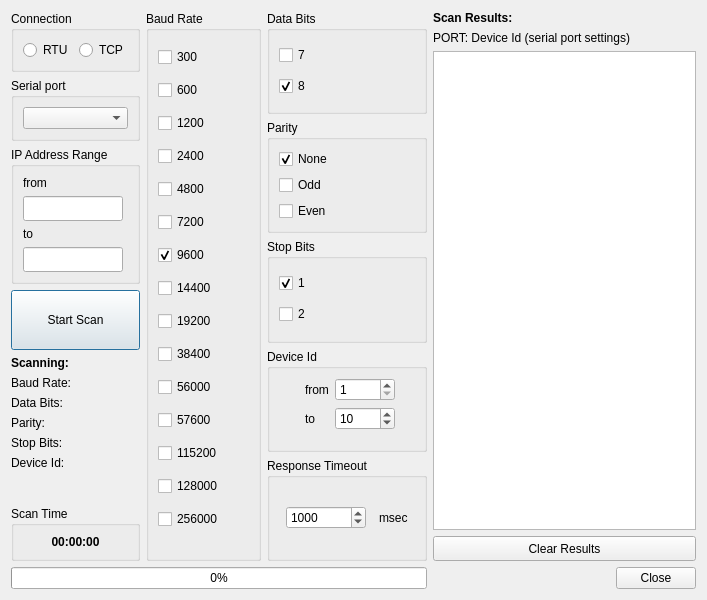
First picture: the form in omodscan/dialogs/dialogmodbusscanner.ui, repository sanny32/OpenModScan, before the edit.
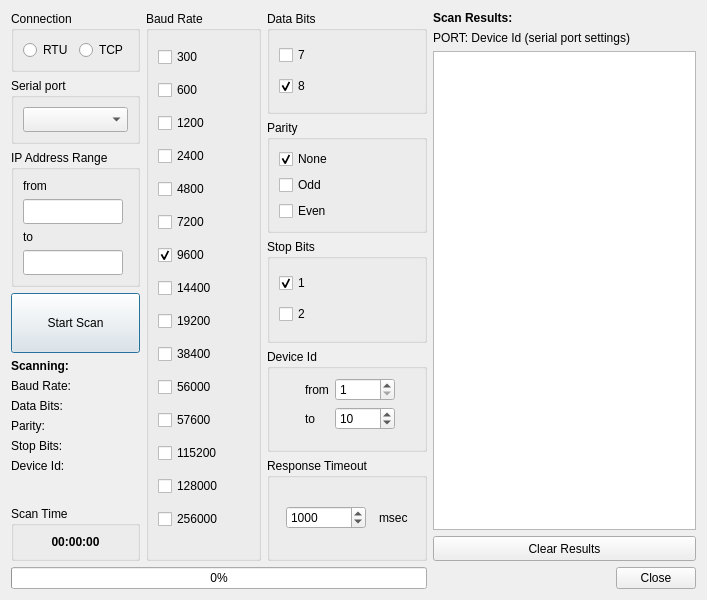
Second picture: the form after the edit.

Commit message: Developing modbus scanner

Diff of the .ui file:
```diff
--- a/omodscan/dialogs/dialogmodbusscanner.ui
+++ b/omodscan/dialogs/dialogmodbusscanner.ui
@@ -191,7 +191,7 @@
             <property name="minimumSize">
              <size>
               <width>100</width>
-              <height>0</height>
+              <height>25</height>
              </size>
             </property>
            </widget>
@@ -222,7 +222,7 @@
             </property>
             <property name="minimumSize">
              <size>
-              <width>0</width>
+              <width>100</width>
               <height>25</height>
              </size>
             </property>
@@ -251,7 +251,7 @@
             </property>
             <property name="minimumSize">
              <size>
-              <width>0</width>
+              <width>100</width>
               <height>25</height>
              </size>
             </property>
```
